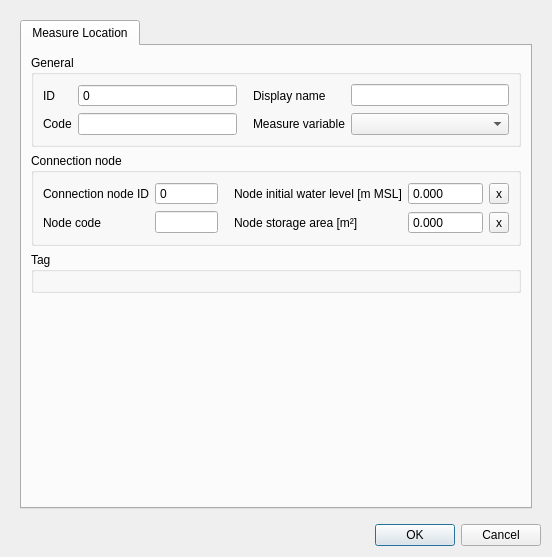
Qt form threedi_schematisation_editor/forms/ui/measure_location.ui (nens/threedi-schematisation-editor) before a commit.
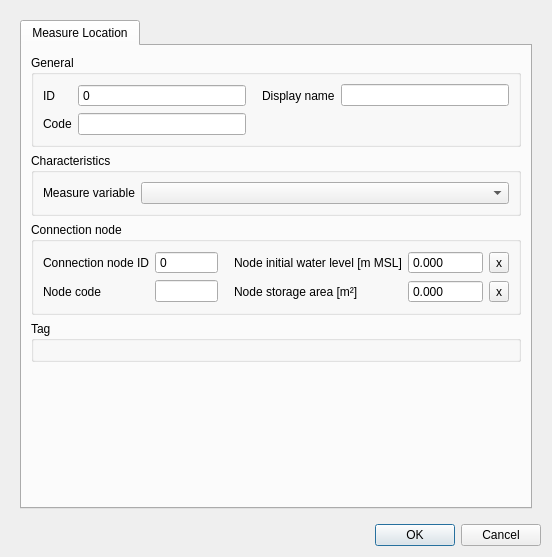
The same form after that commit.

The edit to the form file:
```diff
--- a/threedi_schematisation_editor/forms/ui/measure_location.ui
+++ b/threedi_schematisation_editor/forms/ui/measure_location.ui
@@ -371,19 +371,6 @@
                 </property>
                </widget>
               </item>
-              <item row="1" column="2">
-               <widget class="QLabel" name="label_4">
-                <property name="text">
-                 <string>Measure variable</string>
-                </property>
-                <property name="indent">
-                 <number>10</number>
-                </property>
-               </widget>
-              </item>
-              <item row="1" column="3">
-               <widget class="QComboBox" name="measure_variable"/>
-              </item>
              </layout>
             </widget>
            </item>
@@ -405,6 +392,35 @@
              </layout>
             </widget>
            </item>
+           <item row="1" column="0">
+            <widget class="QGroupBox" name="grp_characteristics">
+             <property name="title">
+              <string>Characteristics</string>
+             </property>
+             <layout class="QGridLayout" name="gridLayout_3">
+              <item row="0" column="0">
+               <widget class="QLabel" name="label_4">
+                <property name="text">
+                 <string>Measure variable</string>
+                </property>
+                <property name="indent">
+                 <number>-1</number>
+                </property>
+               </widget>
+              </item>
+              <item row="0" column="1">
+               <widget class="QComboBox" name="measure_variable">
+                <property name="sizePolicy">
+                 <sizepolicy hsizetype="MinimumExpanding" vsizetype="Fixed">
+                  <horstretch>0</horstretch>
+                  <verstretch>0</verstretch>
+                 </sizepolicy>
+                </property>
+               </widget>
+              </item>
+             </layout>
+            </widget>
+           </item>
           </layout>
          </widget>
         </widget>
```
